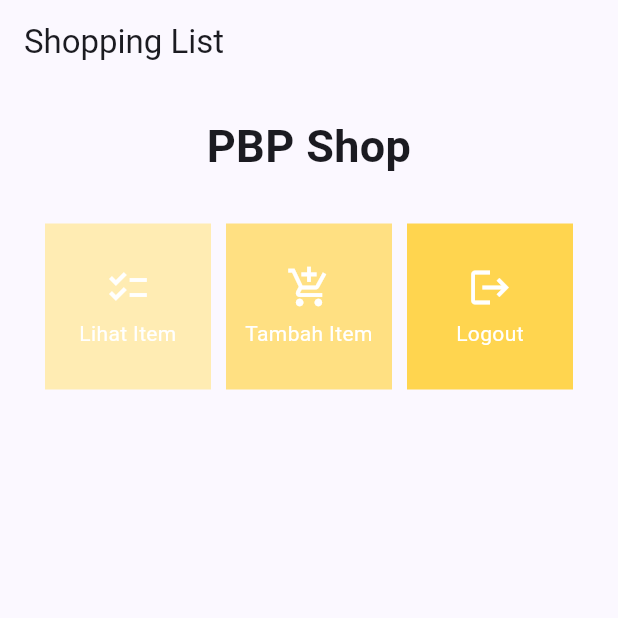
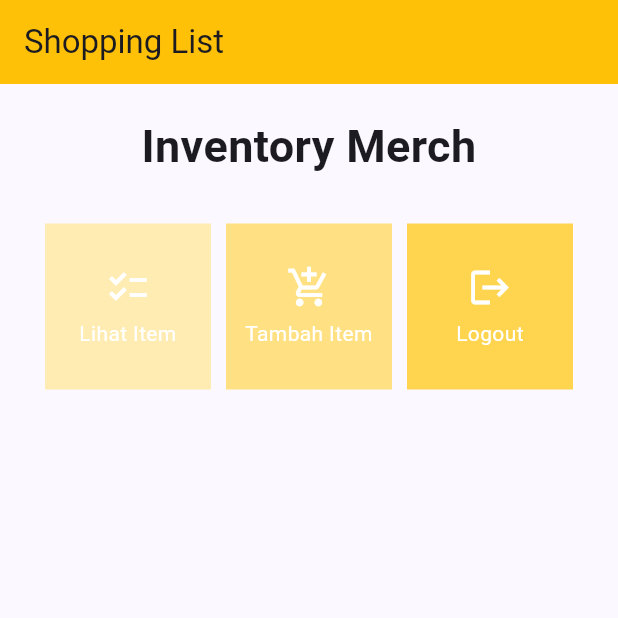
Before and after one commit to Arxeno/flutter-merch-shop, a Flutter app: the screen it shows after launch, on a phone screen of 412 x 824 dp, the top half of it. Run offline on Flutter 3.47's test engine with Material 2 defaults, Android fonts, the phone set to English and light mode, and no system bars.

Commit message:
change title

```diff
--- a/lib/menu.dart
+++ b/lib/menu.dart
@@ -26,6 +26,7 @@ class MyHomePage extends StatelessWidget {
         title: const Text(
           'Shopping List',
         ),
+        backgroundColor: Colors.amber,
       ),
       body: SingleChildScrollView(
         // Widget wrapper yang dapat discroll
@@ -38,7 +39,7 @@ class MyHomePage extends StatelessWidget {
                 padding: EdgeInsets.only(top: 10.0, bottom: 10.0),
                 // Widget Text untuk menampilkan tulisan dengan alignment center dan style yang sesuai
                 child: Text(
-                  'PBP Shop', // Text yang menandakan toko
+                  'Inventory Merch', // Text yang menandakan toko
                   textAlign: TextAlign.center,
                   style: TextStyle(
                     fontSize: 30,
```
